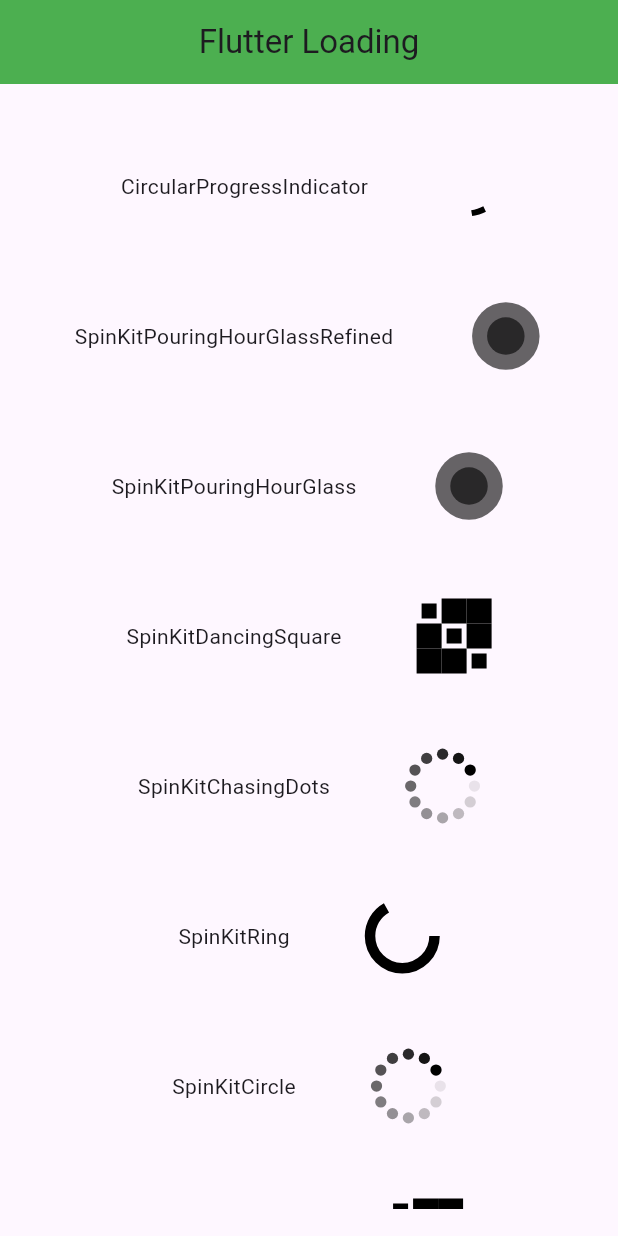
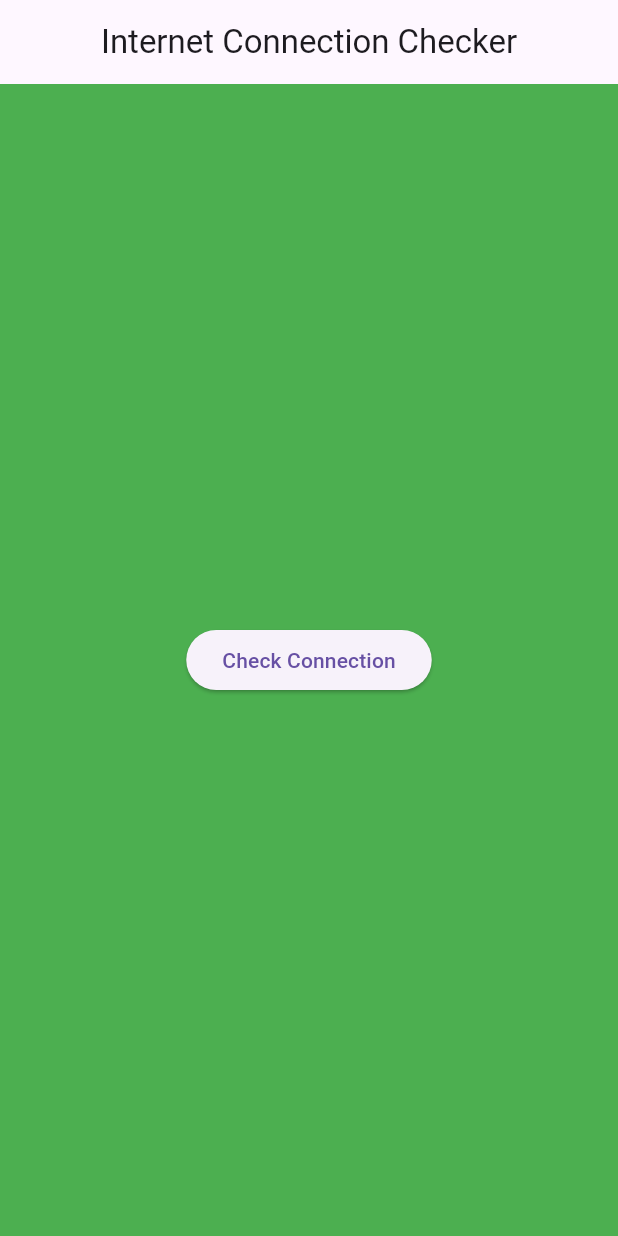
Before and after one commit to bishoyabdmariam/youtube_channel_tutorial, a Flutter app: the screen it shows after launch, on a phone screen of 412 x 824 dp. Run offline on Flutter 3.47's test engine with Material 3 defaults, Android fonts, the phone set to English and light mode, and no system bars; our stand-ins replace flutter_spinkit, get, google_generative_ai, internet_connection_checker.

Commit message:
Internet connection checker package done

```diff
--- /dev/null
+++ b/lib/flutter_internet_connection_checker/flutter_internet_connection_checker.dart
@@ -0,0 +1,46 @@
+import 'package:flutter/material.dart';
+import 'package:internet_connection_checker/internet_connection_checker.dart';
+import 'notification.dart';
+
+class InternetConnectionCheck extends StatefulWidget {
+  const InternetConnectionCheck({super.key});
+
+  @override
+  State<InternetConnectionCheck> createState() =>
+      _InternetConnectionCheckState();
+}
+
+class _InternetConnectionCheckState extends State<InternetConnectionCheck> {
+  bool hasConnection = false;
+
+  @override
+  Widget build(BuildContext context) {
+    Future<void> checkInternetConnection() async {
+      if (await InternetConnectionChecker.createInstance().hasConnection) {
+        setState(() {
+          hasConnection = true;
+        });
+        NotificationSnackBar.doneSnackBar(text: "Internet Connection Stable");
+      } else {
+        setState(() {
+          hasConnection = false;
+        });
+        NotificationSnackBar.failedSnackBar(text: "No Internet Connection");
+      }
+    }
+
+    return Scaffold(
+      backgroundColor: hasConnection ? Colors.cyan : Colors.green,
+      appBar: AppBar(
+        title: const Text("Internet Connection Checker"),
+        centerTitle: true,
+      ),
+      body: Center(
+        child: ElevatedButton(
+          onPressed: checkInternetConnection,
+          child: const Text("Check Connection"),
+        ),
+      ),
+    );
+  }
+}
--- a/lib/main.dart
+++ b/lib/main.dart
@@ -1,4 +1,6 @@
 import 'package:flutter/material.dart';
+import 'package:get/get.dart';
+import 'flutter_internet_connection_checker/flutter_internet_connection_checker.dart';
 import 'flutter_loading/flutter loading.dart';
 
 void main() {
@@ -25,9 +27,9 @@
 class _MultiScrollState extends State<MultiScroll> {
   @override
   Widget build(BuildContext context) {
-    return const MaterialApp(
+    return const GetMaterialApp(
       debugShowCheckedModeBanner: false,
-      home: FlutterLoading(),
+      home: InternetConnectionCheck(),
     );
   }
 }
--- a/pubspec.yaml
+++ b/pubspec.yaml
@@ -38,6 +38,8 @@
   google_generative_ai: ^0.2.0
   get_it: ^7.6.7
   flutter_spinkit: ^5.2.0
+  internet_connection_checker: ^1.0.0+1
+  get: ^4.6.6
 
 
 
```
Also changed, not shown: lib/flutter_internet_connection_checker/notification.dart (added, +28 -0 lines), pubspec.lock.
